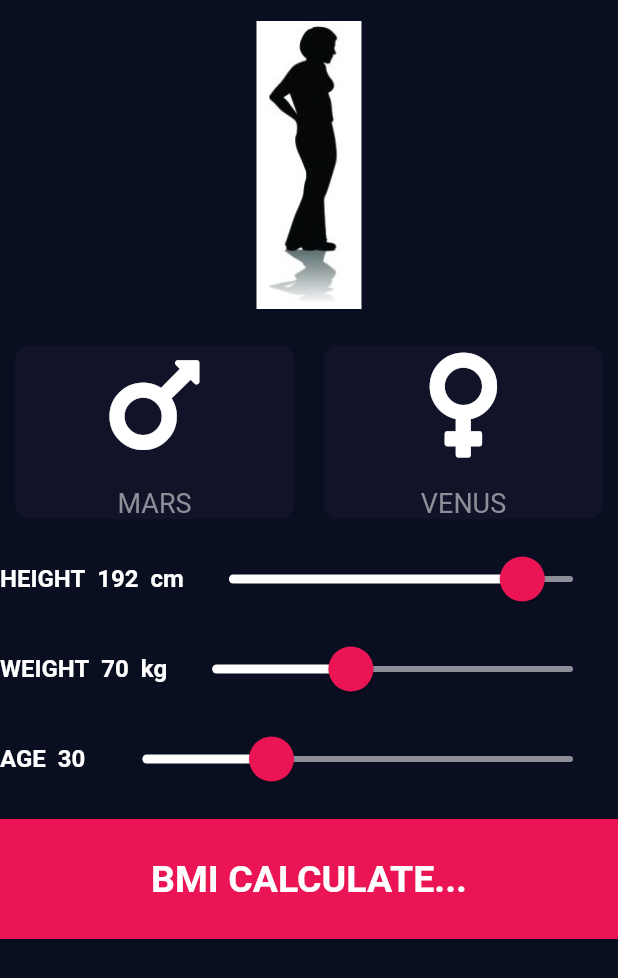
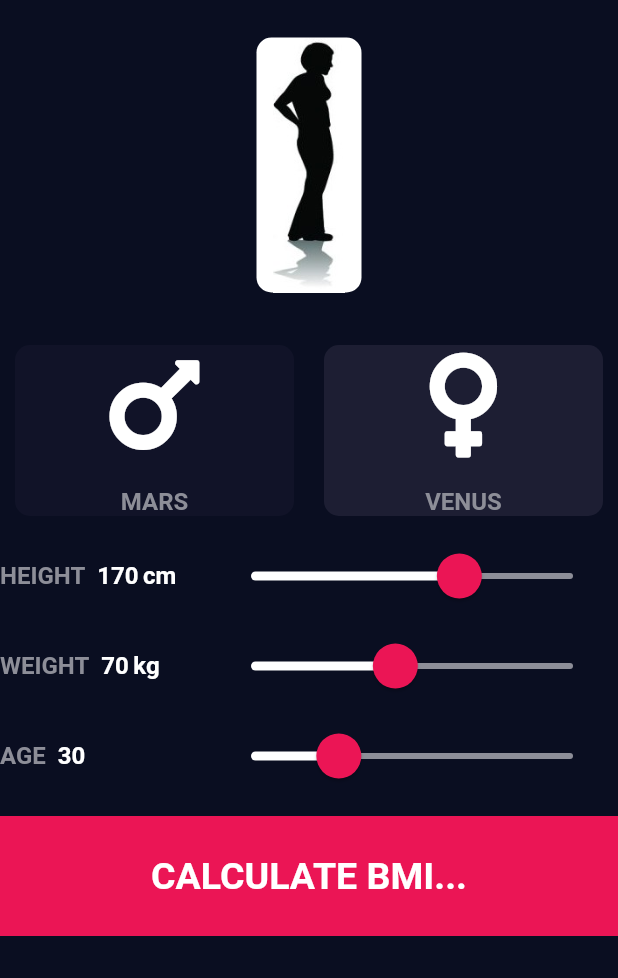
Before and after one commit to IvorNorval/bmi_app, a Flutter app: the screen it shows after launch, on a phone screen of 412 x 824 dp. Shown: the top 978 px of the screen. Run offline on Flutter 3.47's test engine with Material 2 defaults, Android fonts, the phone set to English and light mode, and no system bars; our stand-ins replace font_awesome_flutter.

Commit message:
Working app

```diff
--- a/lib/components/bmi_calculator.dart
+++ b/lib/components/bmi_calculator.dart
@@ -21,11 +21,12 @@ class BmiCalculator {
   }
 
   String getInterpretation() {
-    if (_bmi >= 25)
-      return 'Overweight';
-    else if (_bmi > 18.5)
-      return 'Normal';
-    else
-      return 'Underweight';
+    if (_bmi >= 25) {
+      return 'You have a higher than normal body weight. Try to exercise more.';
+    } else if (_bmi >= 18.5) {
+      return 'You have a normal body weight. Good job!';
+    } else {
+      return 'You have a lower than normal body weight. You can eat a bit more.';
+    }
   }
 }
--- /dev/null
+++ b/lib/components/measurement.dart
@@ -0,0 +1,19 @@
+class Measurement {
+  final String name;
+  final String unit;
+  final int min;
+  final int max;
+  final int initialValue;
+  int value;
+
+  Measurement({
+    this.name,
+    this.unit,
+    this.value,
+    this.max,
+    this.min,
+    this.initialValue,
+  }) {
+    value = initialValue;
+  }
+}
--- /dev/null
+++ b/lib/components/measurement_row.dart
@@ -0,0 +1,63 @@
+import 'package:bmi_app/components/measurement.dart';
+import 'package:flutter/material.dart';
+
+import '../constants.dart';
+
+class MeasurementRow extends StatelessWidget {
+  MeasurementRow({this.measurement, this.onChange});
+
+  final Measurement measurement;
+  final Function onChange;
+
+  @override
+  Widget build(BuildContext context) {
+    return Row(
+      children: <Widget>[
+        Expanded(
+          flex: 1,
+          child: Row(
+            children: <Widget>[
+              Padding(
+                padding: const EdgeInsets.only(right: 8),
+                child: Text(
+                  measurement.name.toUpperCase(),
+                  style: kLabelTextStyle,
+                ),
+              ),
+              Padding(
+                padding: const EdgeInsets.only(right: 3),
+                child: Text(
+                  measurement.value.toString(),
+                  style: kBodyTextStyle,
+                ),
+              ),
+              Text(
+                measurement.unit,
+                style: kBodyTextStyle,
+              ),
+            ],
+          ),
+        ),
+        Expanded(
+          flex: 2,
+          child: SliderTheme(
+            data: SliderTheme.of(context).copyWith(
+              activeTrackColor: kActiveColor,
+              inactiveTrackColor: kInactiveColor,
+              thumbColor: kAccentColor,
+              overlayColor: kAccentTransparentColor,
+              thumbShape: RoundSliderThumbShape(enabledThumbRadius: 15.0),
+              overlayShape: RoundSliderOverlayShape(overlayRadius: 30.0),
+            ),
+            child: Slider(
+              value: measurement.value.toDouble(),
+              min: measurement.min.toDouble(),
+              max: measurement.max.toDouble(),
+              onChanged: onChange,
+            ),
+          ),
+        ),
+      ],
+    );
+  }
+}
--- a/lib/components/results_page.dart
+++ b/lib/components/results_page.dart
@@ -18,7 +18,10 @@ class ResultsPage extends StatelessWidget {
   Widget build(BuildContext context) {
     return Scaffold(
       appBar: AppBar(
-        title: Text('BMI CALCULATOR'),
+        title: Text(
+          '...BMI CALCULATOR',
+          style: kAppBarTextStyle,
+        ),
       ),
       body: Column(
         mainAxisAlignment: MainAxisAlignment.spaceBetween,
@@ -59,7 +62,7 @@ class ResultsPage extends StatelessWidget {
                     onTap: () {
                       Navigator.pop(context);
                     },
-                    buttonTitle: 'Re-CALCULATOR',
+                    buttonTitle: '...Re-CALCULATE',
                   ),
                 ],
               ),
--- a/lib/constants.dart
+++ b/lib/constants.dart
@@ -25,8 +25,15 @@ const kActiveColor = Color(0xFFFFFFFF);
 const kInactiveColor = Color(0xFF8D8E98);
 
 const kLabelTextStyle = TextStyle(
+  fontSize: 16.0,
+  color: Color(0xFF8D8E98),
+  fontWeight: FontWeight.bold,
+);
+
+const kAppBarTextStyle = TextStyle(
   fontSize: 18.0,
-  color: Color(0xFF8D8E98),
+  color: kAccentColor,
+  fontWeight: FontWeight.bold,
 );
 
 const kNumberTextStyle = TextStyle(
--- a/lib/screens/input_page.dart
+++ b/lib/screens/input_page.dart
@@ -1,6 +1,8 @@
 import 'package:bmi_app/components/bmi_calculator.dart';
 import 'package:bmi_app/components/bottom_button.dart';
 import 'package:bmi_app/components/icon_content.dart';
+import 'package:bmi_app/components/measurement.dart';
+import 'package:bmi_app/components/measurement_row.dart';
 import 'package:bmi_app/components/results_page.dart';
 import 'package:bmi_app/components/reusable_card.dart';
 import 'package:flutter/cupertino.dart';
@@ -15,12 +17,16 @@ class InputPage extends StatefulWidget {
 }
 
 class _InputPageState extends State<InputPage> {
-  Gender selectedGender;
-  int height = 192;
-  int weight = 70;
-  int age = 30;
+  Gender selectedGender = Gender.female;
   int ageImage = kAdultAge;
   String genderString = kFemale;
+
+  Measurement heightMeasurement = Measurement(
+      name: 'Height', unit: 'cm', initialValue: 170, max: 230, min: 60);
+  Measurement weightMeasurement = Measurement(
+      name: 'Weight', unit: 'kg', initialValue: 70, max: 150, min: 5);
+  Measurement ageMeasurement =
+      Measurement(name: 'Age', unit: ' ', initialValue: 30, max: 110, min: 0);
 
   @override
   Widget build(BuildContext context) {
@@ -35,9 +41,12 @@ class _InputPageState extends State<InputPage> {
                 mainAxisAlignment: MainAxisAlignment.center,
                 children: <Widget>[
                   Container(
+                    decoration: BoxDecoration(
                       color: Colors.white,
-                    height: height.toDouble(),
-                    width: weight.toDouble(),
+                      borderRadius: BorderRadius.circular(10.0),
+                    ),
+                    height: heightMeasurement.value.toDouble(),
+                    width: weightMeasurement.value.toDouble(),
                     child: Center(
                       child: Image.asset(
                         'images/$genderString$ageImage.jpg',
@@ -86,160 +95,49 @@ class _InputPageState extends State<InputPage> {
                 ),
               ],
             ),
-            Row(
-              children: <Widget>[
-                Padding(
-                  padding: const EdgeInsets.only(right: 8),
-                  child: Text(
-                    'HEIGHT',
-                    style: kBodyTextStyle,
-                  ),
-                ),
-                Padding(
-                  padding: const EdgeInsets.only(right: 8),
-                  child: Text(
-                    height.toString(),
-                    style: kBodyTextStyle,
-                  ),
-                ),
-                Text(
-                  'cm',
-                  style: kBodyTextStyle,
-                ),
-                Expanded(
-                  child: SliderTheme(
-                    data: SliderTheme.of(context).copyWith(
-                      activeTrackColor: kActiveColor,
-                      inactiveTrackColor: kInactiveColor,
-                      thumbColor: kAccentColor,
-                      overlayColor: kAccentTransparentColor,
-                      thumbShape:
-                          RoundSliderThumbShape(enabledThumbRadius: 15.0),
-                      overlayShape:
-                          RoundSliderOverlayShape(overlayRadius: 30.0),
-                    ),
-                    child: Slider(
-                      value: height.toDouble(),
-                      min: 30,
-                      max: 220,
-                      onChanged: (double newValue) {
+            MeasurementRow(
+              measurement: heightMeasurement,
+              onChange: (double newValue) {
                 setState(() {
-                          height = newValue.round();
-                          print(height);
+                  heightMeasurement.value = newValue.round();
                 });
               },
             ),
-                  ),
-                ),
-              ],
-            ),
-            Row(
-              children: <Widget>[
-                Padding(
-                  padding: const EdgeInsets.only(right: 8),
-                  child: Text(
-                    'WEIGHT',
-                    style: kBodyTextStyle,
-                  ),
-                ),
-                Padding(
-                  padding: const EdgeInsets.only(right: 8),
-                  child: Text(
-                    weight.toString(),
-                    style: kBodyTextStyle,
-                  ),
-                ),
-                Text(
-                  'kg',
-                  style: kBodyTextStyle,
-                ),
-                Expanded(
-                  child: SliderTheme(
-                    data: SliderTheme.of(context).copyWith(
-                      activeTrackColor: kActiveColor,
-                      inactiveTrackColor: kInactiveColor,
-                      thumbColor: kAccentColor,
-                      overlayColor: kAccentTransparentColor,
-                      thumbShape:
-                          RoundSliderThumbShape(enabledThumbRadius: 15.0),
-                      overlayShape:
-                          RoundSliderOverlayShape(overlayRadius: 30.0),
-                    ),
-                    child: Slider(
-                      value: weight.toDouble(),
-                      min: 20.0,
-                      max: 150.0,
-                      onChanged: (double newValue) {
+            MeasurementRow(
+              measurement: weightMeasurement,
+              onChange: (double newValue) {
                 setState(() {
-                          weight = newValue.round();
-                          print(weight);
+                  weightMeasurement.value = newValue.round();
                 });
               },
             ),
-                  ),
-                ),
-              ],
-            ),
-            Row(
-              children: <Widget>[
-                Padding(
-                  padding: const EdgeInsets.only(right: 8),
-                  child: Text(
-                    'AGE',
-                    style: kBodyTextStyle,
-                  ),
-                ),
-                Padding(
-                  padding: const EdgeInsets.only(right: 8),
-                  child: Text(
-                    age.toString(),
-                    style: kBodyTextStyle,
-                  ),
-                ),
-                Expanded(
-                  child: SliderTheme(
-                    data: SliderTheme.of(context).copyWith(
-                      activeTrackColor: kActiveColor,
-                      inactiveTrackColor: kInactiveColor,
-                      thumbColor: kAccentColor,
-                      overlayColor: kAccentTransparentColor,
-                      thumbShape:
-                          RoundSliderThumbShape(enabledThumbRadius: 15.0),
-                      overlayShape:
-                          RoundSliderOverlayShape(overlayRadius: 30.0),
-                    ),
-                    child: Slider(
-                      value: age.toDouble(),
-                      min: 0,
-                      max: 100,
-                      onChanged: (double newValue) {
+            MeasurementRow(
+              measurement: ageMeasurement,
+              onChange: (double newValue) {
                 setState(() {
-                          age = newValue.round();
-                          if (age < kToddlerAge)
+                  ageMeasurement.value = newValue.round();
+                  if (ageMeasurement.value < kToddlerAge)
                     ageImage = kBabyAge;
-                          else if (age < kChildAge)
+                  else if (ageMeasurement.value < kChildAge)
                     ageImage = kToddlerAge;
-                          else if (age < kTeenagerAge)
+                  else if (ageMeasurement.value < kTeenagerAge)
                     ageImage = kChildAge;
-                          else if (age < kAdultAge)
+                  else if (ageMeasurement.value < kAdultAge)
                     ageImage = kTeenagerAge;
-                          else if (age < k50PlusAge)
+                  else if (ageMeasurement.value < k50PlusAge)
                     ageImage = kAdultAge;
-                          else if (age < kOldAge)
+                  else if (ageMeasurement.value < kOldAge)
                     ageImage = k50PlusAge;
                   else
                     ageImage = kOldAge;
                 });
               },
             ),
-                  ),
-                ),
-              ],
-            ),
             BottomButton(
               onTap: () {
-                BmiCalculator calc =
-                    BmiCalculator(height: height, wright: weight);
+                BmiCalculator calc = BmiCalculator(
+                    height: heightMeasurement.value,
+                    wright: weightMeasurement.value);
                 Navigator.push(
                     context,
                     MaterialPageRoute(
@@ -249,7 +147,7 @@ class _InputPageState extends State<InputPage> {
                               interpretation: calc.getInterpretation(),
                             )));
               },
-              buttonTitle: 'BMI CALCULATE...',
+              buttonTitle: 'CALCULATE BMI...',
             ),
           ],
         ),
```
Lines whose indentation alone changed are shown as unchanged.
